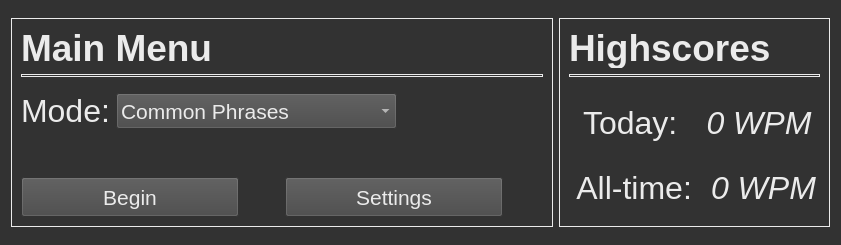
The window that speed-typer/source_ui/mainWindow.ui (Rolv-Apneseth/ps-typer) describes before a commit, drawn with Qt 5.
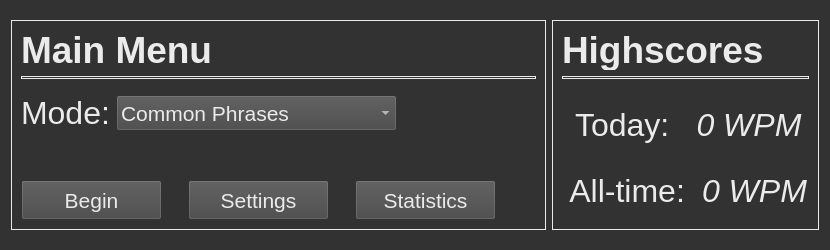
The same window after the commit.

Commit message: Added a statistics button to the main window which will open up a statistics window

Diff of the .ui file:
```diff
--- a/speed-typer/source_ui/mainWindow.ui
+++ b/speed-typer/source_ui/mainWindow.ui
@@ -6,8 +6,8 @@
    <rect>
     <x>0</x>
     <y>0</y>
-    <width>841</width>
-    <height>245</height>
+    <width>830</width>
+    <height>250</height>
    </rect>
   </property>
   <property name="windowTitle">
@@ -285,7 +285,7 @@
               </property>
               <property name="sizeHint" stdset="0">
                <size>
-                <width>40</width>
+                <width>20</width>
                 <height>20</height>
                </size>
               </property>
@@ -318,6 +318,41 @@
               </property>
              </widget>
             </item>
+            <item>
+             <spacer name="horizontalSpacer">
+              <property name="orientation">
+               <enum>Qt::Horizontal</enum>
+              </property>
+              <property name="sizeType">
+               <enum>QSizePolicy::Fixed</enum>
+              </property>
+              <property name="sizeHint" stdset="0">
+               <size>
+                <width>20</width>
+                <height>20</height>
+               </size>
+              </property>
+             </spacer>
+            </item>
+            <item>
+             <widget class="QPushButton" name="buttonStatistics">
+              <property name="sizePolicy">
+               <sizepolicy hsizetype="Preferred" vsizetype="Maximum">
+                <horstretch>0</horstretch>
+                <verstretch>0</verstretch>
+               </sizepolicy>
+              </property>
+              <property name="minimumSize">
+               <size>
+                <width>120</width>
+                <height>40</height>
+               </size>
+              </property>
+              <property name="text">
+               <string>Statistics</string>
+              </property>
+             </widget>
+            </item>
             <item>
              <spacer name="horizontalSpacer_3">
               <property name="orientation">
```
The commit also changes 1 other file.
